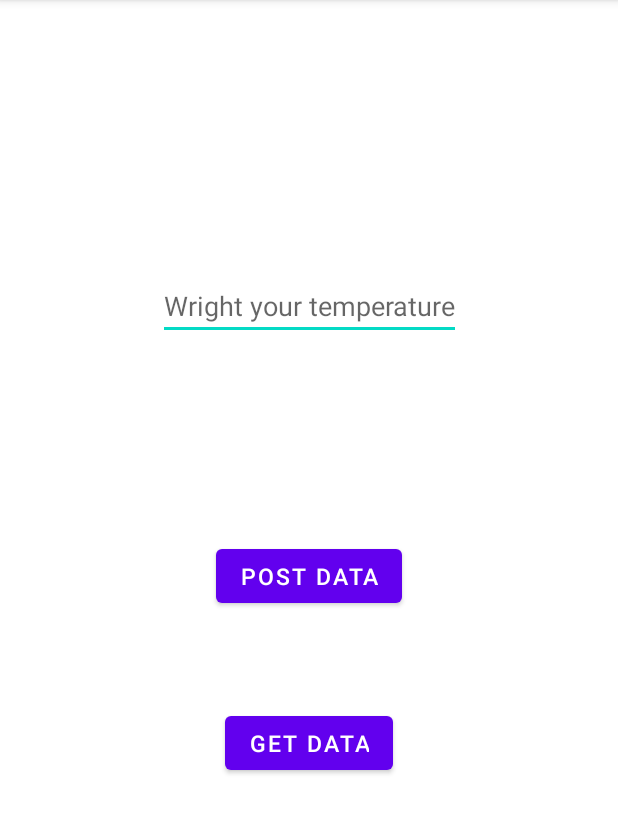
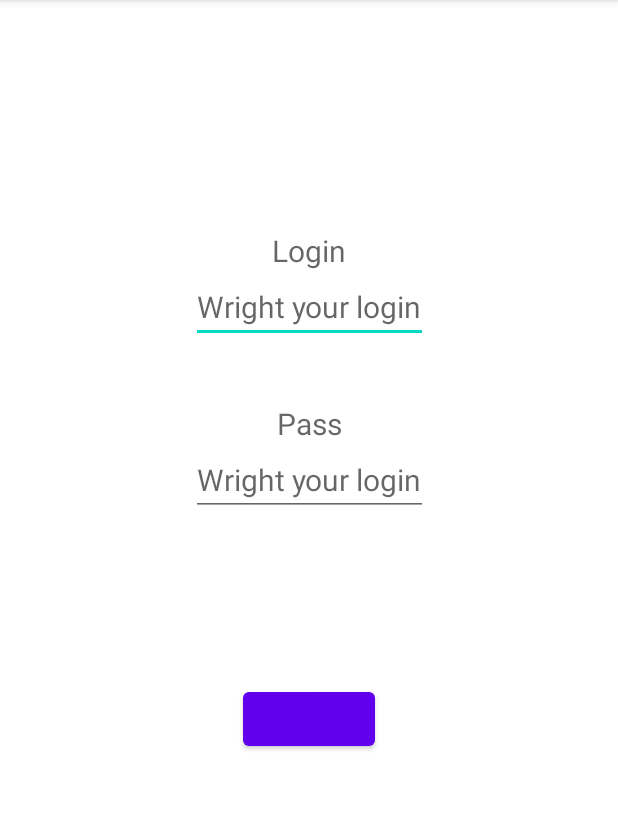
Before and after one commit to Samurai-lab/Client-app-for-control-temperature, an Android app: the screen it shows after launch (MainActivity before the commit, AuthActivity after it), on a phone screen of 412 x 824 dp, the part 84-918 px from its top. Run offline under Robolectric (Android 15) with nearby library versions, the phone set to English and light mode, and no system bars.

Commit message:
cv 0.0.3

```diff
--- /dev/null
+++ b/Controlsboilergrowtemperature/app/src/main/java/com/example/controlsboilergrowtemperature/AuthActivity.java
@@ -0,0 +1,14 @@
+package com.example.controlsboilergrowtemperature;
+
+import androidx.appcompat.app.AppCompatActivity;
+
+import android.os.Bundle;
+
+public class AuthActivity extends AppCompatActivity {
+
+    @Override
+    protected void onCreate(Bundle savedInstanceState) {
+        super.onCreate(savedInstanceState);
+        setContentView(R.layout.activity_auth);
+    }
+}
--- a/Controlsboilergrowtemperature/app/src/main/java/com/example/controlsboilergrowtemperature/MainActivity.java
+++ b/Controlsboilergrowtemperature/app/src/main/java/com/example/controlsboilergrowtemperature/MainActivity.java
@@ -2,6 +2,7 @@ package com.example.controlsboilergrowtemperature;
 
 import static com.example.controlsboilergrowtemperature.RetrofitClient.postRetrofitInstance;
 
+import androidx.annotation.NonNull;
 import androidx.appcompat.app.AppCompatActivity;
 
 import android.os.Bundle;
@@ -28,8 +29,6 @@ import retrofit2.Response;
 public class MainActivity extends AppCompatActivity {
 
     private static final String TAG = "MainActivity";
-    private Button getDataBtn;
-    private Button postDataBtn;
 
     private TextView getDataDisplay;
     private EditText editTextTemperature;
@@ -43,10 +42,11 @@ public class MainActivity extends AppCompatActivity {
         super.onCreate(savedInstanceState);
         setContentView(R.layout.activity_main);
 
-        getDataBtn = findViewById(R.id.getDataBtn);
-        postDataBtn = findViewById(R.id.postDataBtn);
+        Button getDataBtn = findViewById(R.id.getDataBtn);
+        Button postDataBtn = findViewById(R.id.postDataBtn);
         getDataDisplay = findViewById(R.id.getDataDisplay);
         editTextTemperature = findViewById(R.id.editTextTemperature);
+
 
         getDataBtn.setOnClickListener(new View.OnClickListener() {
             @Override
@@ -56,7 +56,7 @@ public class MainActivity extends AppCompatActivity {
 
                 call.enqueue(new Callback<Model>() {
                     @Override
-                    public void onResponse(Call<Model> call, Response<Model> response) {
+                    public void onResponse(@NonNull Call<Model> call, @NonNull Response<Model> response) {
                         Log.e(TAG, "onResponse: code :" + response.code());
 
                         Model model = response.body();
@@ -76,9 +76,8 @@ public class MainActivity extends AppCompatActivity {
                         }
                             /*Log.e(TAG, "onResponse: emails :" + model.error);*/
                     }
-
                     @Override
-                    public void onFailure(Call<Model> call, Throwable t) {
+                    public void onFailure(@NonNull Call<Model> call, @NonNull Throwable t) {
                         Log.e(TAG, "onFailure: emails :" + t.getMessage());
                     }
                 });
@@ -101,15 +100,14 @@ public class MainActivity extends AppCompatActivity {
                 Call<ResponseBody> call = methods.postData(requestBody);
                 call.enqueue(new Callback<ResponseBody>() {
                     @Override
-                    public void onResponse(Call<ResponseBody> call, Response<ResponseBody> response) {
+                    public void onResponse(@NonNull Call<ResponseBody> call, @NonNull Response<ResponseBody> response) {
                         if (response.isSuccessful()) {
                             Log.e(TAG, "onFailure: emails :" + response.code());
-                        } else {
                         }
                     }
 
                     @Override
-                    public void onFailure(Call<ResponseBody> call, Throwable t) {
+                    public void onFailure(@NonNull Call<ResponseBody> call, @NonNull Throwable t) {
                         Log.e(TAG, "onFailure: emails :" + t.getMessage());// Обработка ошибки
                     }
                 });
--- a/Controlsboilergrowtemperature/app/src/main/java/com/example/controlsboilergrowtemperature/Methods.java
+++ b/Controlsboilergrowtemperature/app/src/main/java/com/example/controlsboilergrowtemperature/Methods.java
@@ -14,7 +14,7 @@ public interface Methods {
     @GET("new.json")
     Call<Model> getAllData();
 
-    @POST("getM.php")  // Указываем путь к API
-    Call<ResponseBody> postData(@Body RequestBody requestBody);  // Определяем метод для POST-запроса
+    @POST("getM.php")
+    Call<ResponseBody> postData(@Body RequestBody requestBody);
 
 }
--- /dev/null
+++ b/Controlsboilergrowtemperature/app/src/main/res/layout/activity_auth.xml
@@ -0,0 +1,98 @@
+<?xml version="1.0" encoding="utf-8"?>
+<androidx.constraintlayout.widget.ConstraintLayout xmlns:android="http://schemas.android.com/apk/res/android"
+    xmlns:app="http://schemas.android.com/apk/res-auto"
+    xmlns:tools="http://schemas.android.com/tools"
+    android:layout_width="match_parent"
+    android:layout_height="match_parent"
+    tools:context=".AuthActivity">
+
+
+    <TextView
+        android:id="@+id/loginTextView"
+        android:layout_width="wrap_content"
+        android:layout_height="wrap_content"
+        android:hint="Login"
+        android:textSize="20sp"
+        app:layout_constraintTop_toTopOf="@+id/guideline4"
+        app:layout_constraintStart_toStartOf="@+id/guideline2"
+        app:layout_constraintEnd_toEndOf="@+id/guideline3"
+        tools:ignore="MissingConstraints"/>
+
+    <EditText
+        android:id="@+id/loginEditText"
+        android:layout_width="wrap_content"
+        android:layout_height="wrap_content"
+        android:hint="Wright your login"
+        android:textSize="20sp"
+        app:layout_constraintEnd_toEndOf="@+id/guideline3"
+        app:layout_constraintStart_toStartOf="@+id/guideline2"
+        app:layout_constraintTop_toBottomOf="@+id/loginTextView"
+        tools:ignore="MissingConstraints" />
+
+    <TextView
+        android:id="@+id/passTextView"
+        android:layout_width="wrap_content"
+        android:layout_height="wrap_content"
+        android:hint="Pass"
+        android:textSize="20sp"
+        app:layout_constraintTop_toTopOf="@+id/guideline6"
+        app:layout_constraintStart_toStartOf="@+id/guideline2"
+        app:layout_constraintEnd_toEndOf="@+id/guideline3"
+        app:layout_constraintTop_toBottomOf="@+id/loginEditText"
+        tools:ignore="MissingConstraints"/>
+
+    <EditText
+        android:id="@+id/passEditText"
+        android:layout_width="wrap_content"
+        android:layout_height="wrap_content"
+        android:hint="Wright your login"
+        android:textSize="20sp"
+        app:layout_constraintEnd_toEndOf="@+id/guideline3"
+        app:layout_constraintStart_toStartOf="@+id/guideline2"
+        app:layout_constraintTop_toBottomOf="@+id/passTextView"
+        tools:ignore="MissingConstraints" />
+
+    <Button
+        android:id="@+id/authBtn"
+        android:layout_width="wrap_content"
+        android:layout_height="wrap_content"
+        app:layout_constraintEnd_toEndOf="@+id/guideline3"
+        app:layout_constraintStart_toStartOf="@+id/guideline2"
+        app:layout_constraintTop_toBottomOf="@+id/passEditText"
+        app:layout_constraintBottom_toTopOf="@id/guideline5"/>
+
+    <androidx.constraintlayout.widget.Guideline
+        android:id="@+id/guideline2"
+        android:layout_width="wrap_content"
+        android:layout_height="wrap_content"
+        android:orientation="vertical"
+        app:layout_constraintGuide_percent="0.2" />
+
+    <androidx.constraintlayout.widget.Guideline
+        android:id="@+id/guideline3"
+        android:layout_width="wrap_content"
+        android:layout_height="wrap_content"
+        android:orientation="vertical"
+        app:layout_constraintGuide_percent="0.8" />
+
+    <androidx.constraintlayout.widget.Guideline
+        android:id="@+id/guideline4"
+        android:layout_width="wrap_content"
+        android:layout_height="wrap_content"
+        android:orientation="horizontal"
+        app:layout_constraintGuide_percent="0.2" />
+
+    <androidx.constraintlayout.widget.Guideline
+        android:id="@+id/guideline5"
+        android:layout_width="wrap_content"
+        android:layout_height="wrap_content"
+        android:orientation="horizontal"
+        app:layout_constraintGuide_percent="0.8" />
+
+    <androidx.constraintlayout.widget.Guideline
+        android:id="@+id/guideline6"
+        android:layout_width="wrap_content"
+        android:layout_height="wrap_content"
+        android:orientation="horizontal"
+        app:layout_constraintGuide_percent="0.35" />
+</androidx.constraintlayout.widget.ConstraintLayout>
```
Also changed, not shown: Controlsboilergrowtemperature/app/src/main/AndroidManifest.xml (+7 -4 lines), Controlsboilergrowtemperature/app/src/main/java/com/example/controlsboilergrowtemperature/Model.java (+0 -173 lines).
